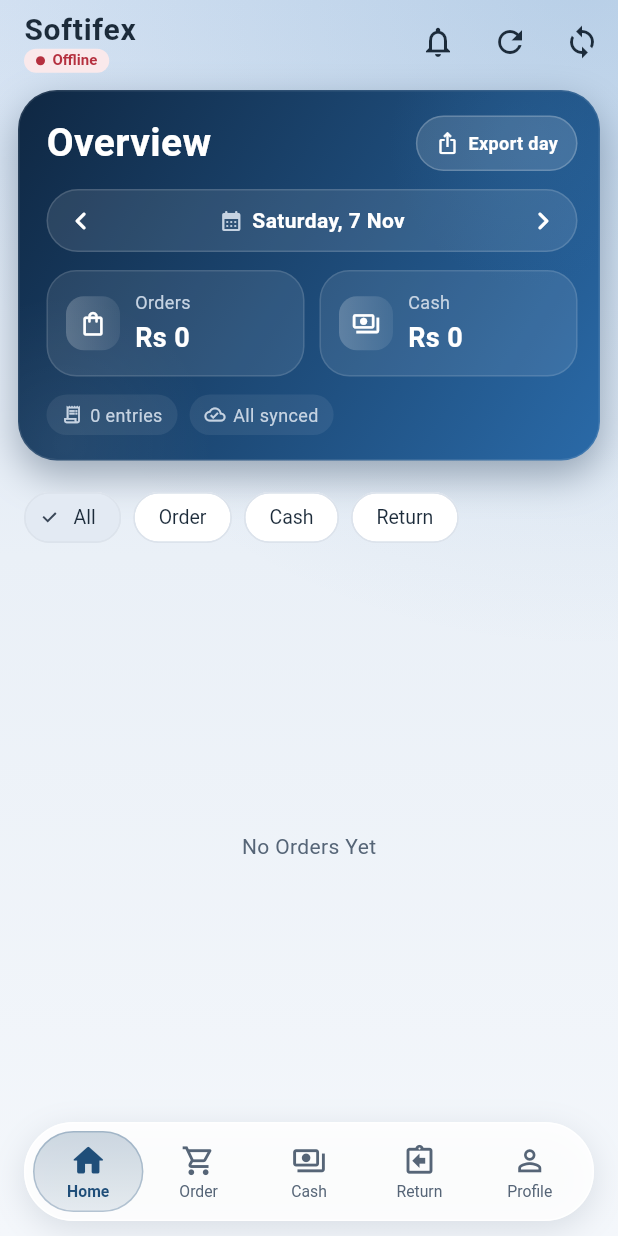
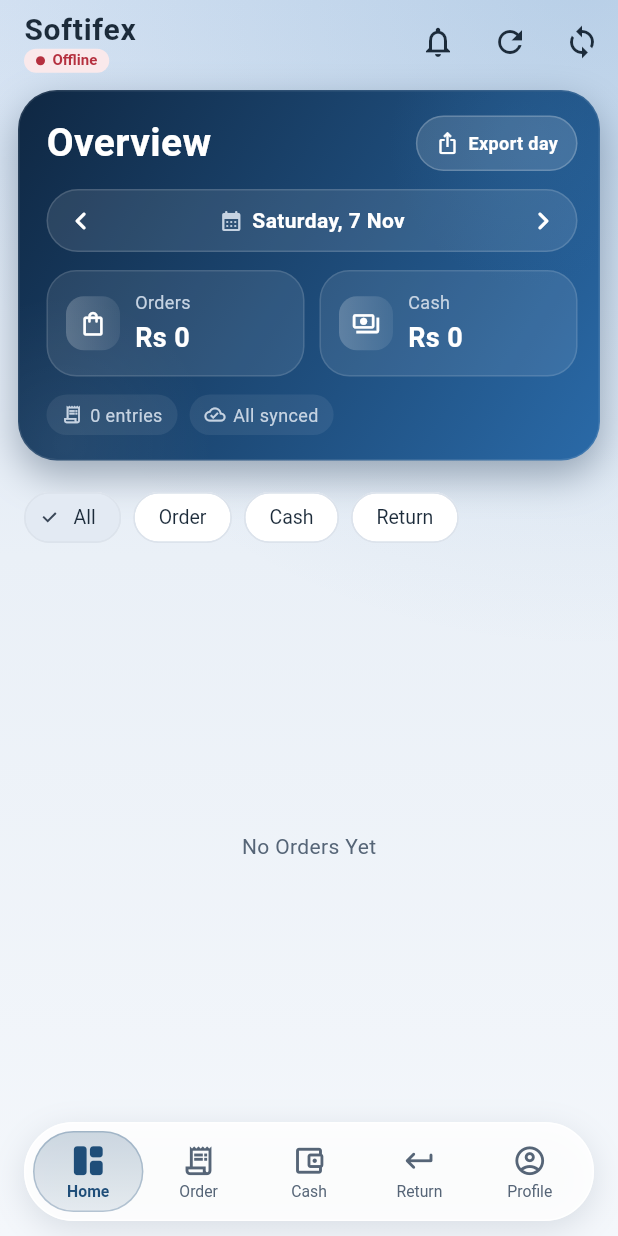
Before and after one commit to mzayem/Order-Taking-App, a Flutter app: the HomeScreen screen opened directly, on a phone screen of 412 x 824 dp. Run offline on Flutter 3.47's test engine with Material 3 defaults, Android fonts, the phone set to English and light mode, and no system bars; our stand-ins replace flutter_local_notifications, package_info_plus, share_plus, shared_preferences, sqflite; accounts and stored records are empty.

Commit message:
release fixes

```diff
--- a/lib/home_screen.dart
+++ b/lib/home_screen.dart
@@ -151,24 +151,24 @@ class _HomeScreenState extends State<HomeScreen> {
             onTap: _onItemTapped,
             items: const [
               NavItem(
-                  icon: Icons.home_outlined,
-                  activeIcon: Icons.home_rounded,
+                  icon: Icons.space_dashboard_outlined,
+                  activeIcon: Icons.space_dashboard_rounded,
                   label: "Home"),
               NavItem(
-                  icon: Icons.shopping_cart_outlined,
-                  activeIcon: Icons.shopping_cart_rounded,
+                  icon: Icons.receipt_long_outlined,
+                  activeIcon: Icons.receipt_long_rounded,
                   label: "Order"),
               NavItem(
-                  icon: Icons.payments_outlined,
-                  activeIcon: Icons.payments_rounded,
+                  icon: Icons.account_balance_wallet_outlined,
+                  activeIcon: Icons.account_balance_wallet_rounded,
                   label: "Cash"),
               NavItem(
-                  icon: Icons.assignment_return_outlined,
-                  activeIcon: Icons.assignment_return_rounded,
+                  icon: Icons.keyboard_return_rounded,
+                  activeIcon: Icons.keyboard_return_rounded,
                   label: "Return"),
               NavItem(
-                  icon: Icons.person_outline,
-                  activeIcon: Icons.person_rounded,
+                  icon: Icons.account_circle_outlined,
+                  activeIcon: Icons.account_circle_rounded,
                   label: "Profile"),
             ],
           ),
@@ -1587,8 +1587,9 @@ class _OverviewScreenState extends State<OverviewScreen>
             )
           : (showUploadFab
               ? FloatingActionButton.extended(
-                  backgroundColor: AppColors.green,
-                  icon: Icon(Icons.cloud_upload, color: AppColors.onBrand),
+                  backgroundColor: AppColors.brand,
+                  foregroundColor: AppColors.onBrand,
+                  icon: Icon(Icons.cloud_upload_rounded, color: AppColors.onBrand),
                   label: const Text("Upload"),
                   onPressed: _uploadSelected,
                 )
```
Also changed, not shown: lib/login_screen.dart (+8 -2 lines), lib/main.dart (+13 -4 lines), lib/settings_screen.dart (+5 -2 lines), lib/url_setup.dart (+6 -1 lines), pubspec.yaml (+2 -6 lines), 2 other files.
